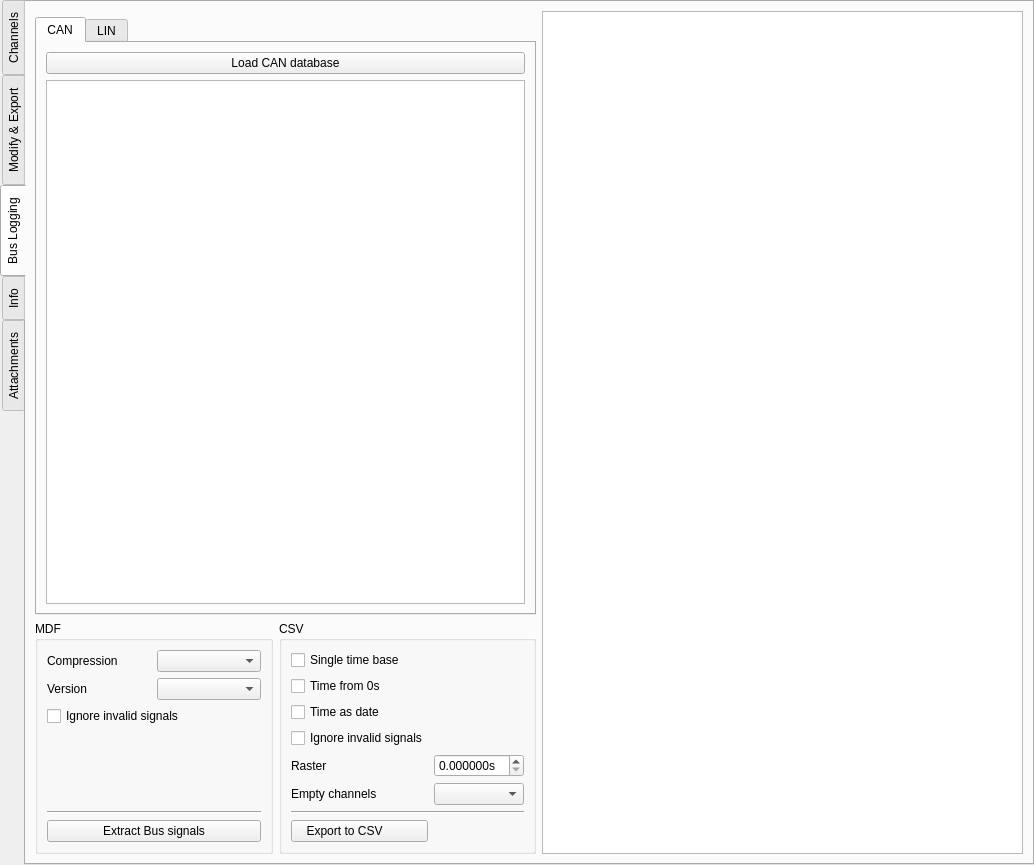
This is asammdf/gui/ui/file_widget.ui in danielhrisca/asammdf as Qt 5 draws it before an edit. The edited form follows.
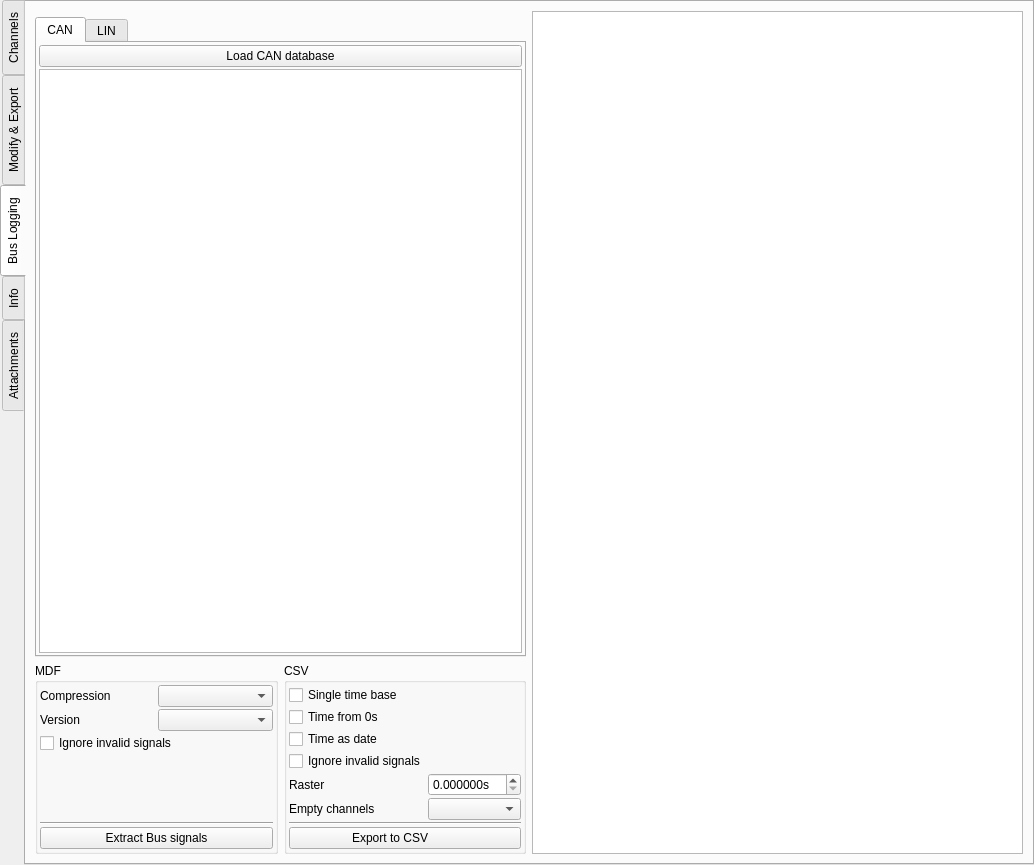
This is the edited form. The open tabs and pages were chosen to show the change. Icons and pictures are not drawn. Custom widgets are drawn as their Qt base class.

Commit message: allow 6 decimal places for shifting channels in the plot optimize vertical layout in batch and file widgets

The edit to the form file:
```diff
--- a/asammdf/gui/ui/file_widget.ui
+++ b/asammdf/gui/ui/file_widget.ui
@@ -895,6 +895,21 @@
           <string>CSV</string>
          </property>
          <layout class="QGridLayout" name="gridLayout_7">
+          <property name="leftMargin">
+           <number>2</number>
+          </property>
+          <property name="topMargin">
+           <number>2</number>
+          </property>
+          <property name="rightMargin">
+           <number>2</number>
+          </property>
+          <property name="bottomMargin">
+           <number>2</number>
+          </property>
+          <property name="spacing">
+           <number>2</number>
+          </property>
           <item row="7" column="1" colspan="3">
            <widget class="Line" name="line_13">
             <property name="orientation">
@@ -902,17 +917,6 @@
             </property>
            </widget>
           </item>
-          <item row="8" column="1">
-           <widget class="QPushButton" name="extract_bus_csv_btn">
-            <property name="text">
-             <string>Export to CSV         </string>
-            </property>
-            <property name="icon">
-             <iconset resource="resource.qrc">
-              <normaloff>:/csv.png</normaloff>:/csv.png</iconset>
-            </property>
-           </widget>
-          </item>
           <item row="5" column="1">
            <widget class="QLabel" name="label_25">
             <property name="text">
@@ -971,6 +975,17 @@
             </property>
            </widget>
           </item>
+          <item row="8" column="1" colspan="3">
+           <widget class="QPushButton" name="extract_bus_csv_btn">
+            <property name="text">
+             <string>Export to CSV         </string>
+            </property>
+            <property name="icon">
+             <iconset resource="resource.qrc">
+              <normaloff>:/csv.png</normaloff>:/csv.png</iconset>
+            </property>
+           </widget>
+          </item>
          </layout>
         </widget>
        </item>
@@ -987,6 +1002,21 @@
           <string>MDF</string>
          </property>
          <layout class="QGridLayout" name="gridLayout_5">
+          <property name="leftMargin">
+           <number>2</number>
+          </property>
+          <property name="topMargin">
+           <number>2</number>
+          </property>
+          <property name="rightMargin">
+           <number>2</number>
+          </property>
+          <property name="bottomMargin">
+           <number>2</number>
+          </property>
+          <property name="spacing">
+           <number>2</number>
+          </property>
           <item row="5" column="0" colspan="2">
            <widget class="QPushButton" name="extract_bus_btn">
             <property name="text">
@@ -1063,6 +1093,21 @@
            <string>CAN</string>
           </attribute>
           <layout class="QGridLayout" name="gridLayout_4">
+           <property name="leftMargin">
+            <number>2</number>
+           </property>
+           <property name="topMargin">
+            <number>2</number>
+           </property>
+           <property name="rightMargin">
+            <number>2</number>
+           </property>
+           <property name="bottomMargin">
+            <number>2</number>
+           </property>
+           <property name="spacing">
+            <number>2</number>
+           </property>
            <item row="0" column="0">
             <widget class="QPushButton" name="load_can_database_btn">
              <property name="text">
```
Left out of the diff: 69 changed lines with no effect on the pictures. The commit also changes 6 other files.
